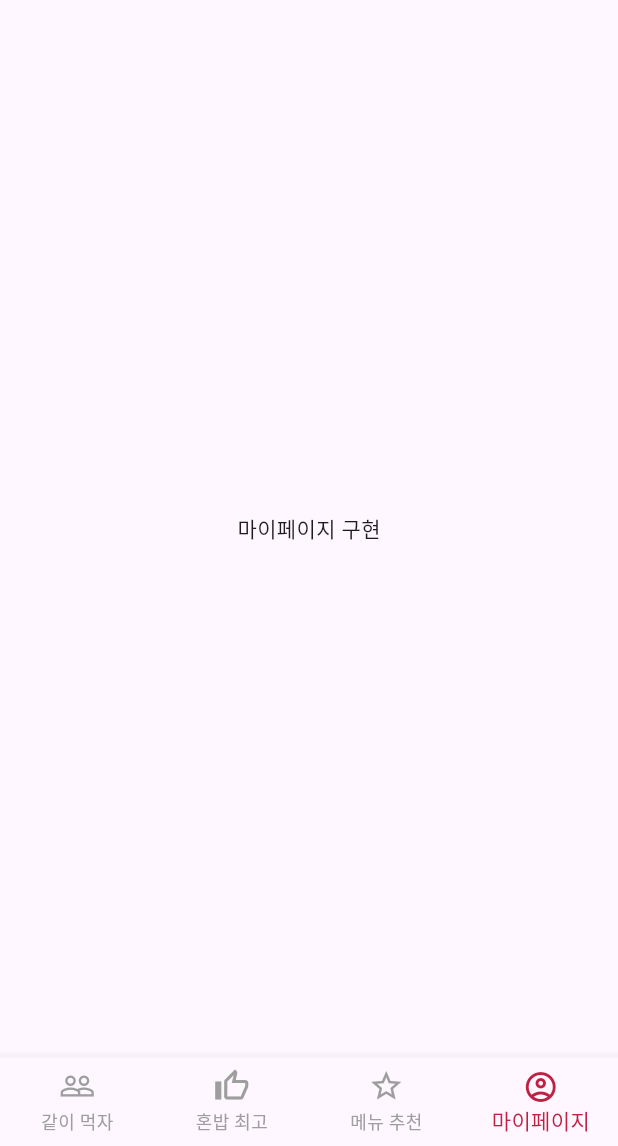
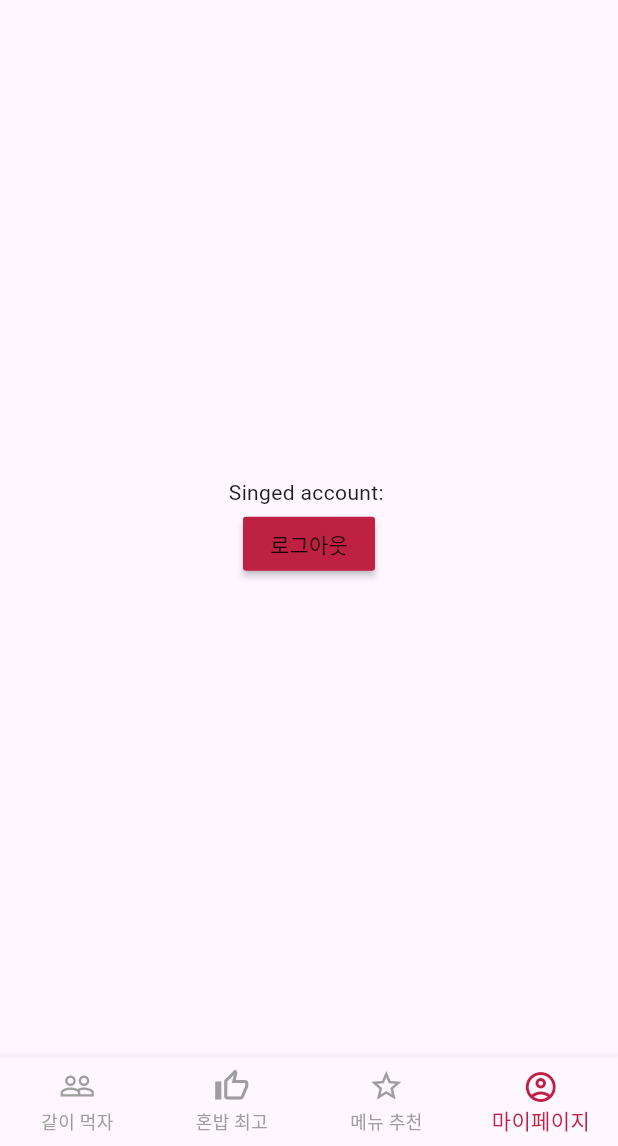
Before and after one commit to seoulsky-field/be_dining, a Flutter app: the MainTabWidget screen opened directly, item 4 of the bottom bar chosen, on a phone screen of 412 x 824 dp, the part 90-1236 px from its top. Run offline on Flutter 3.47's test engine with Material 3 defaults, Android fonts, the phone set to English and light mode, and no system bars; our stand-ins replace firebase_auth, firebase_core; accounts and stored records are empty; network calls fail.

Commit message:
Feat: connect Firebase when users try to login

```diff
--- /dev/null
+++ b/lib/logout.dart
@@ -0,0 +1,33 @@
+import 'package:firebase_auth/firebase_auth.dart';
+import 'package:flutter/material.dart';
+
+class MyPage extends StatefulWidget {
+  const MyPage({Key? key}) : super(key: key);
+
+  @override
+  State<MyPage> createState() => _MyPageState();
+}
+
+class _MyPageState extends State<MyPage> {
+  final _user = FirebaseAuth.instance.currentUser!;
+
+  @override
+  Widget build(BuildContext context) {
+    return Scaffold(
+      body: Center(
+        child: Column(
+          mainAxisAlignment: MainAxisAlignment.center,
+          children: [
+            Text('Singed account: ${_user.email!}'),
+            MaterialButton(onPressed: () {
+              FirebaseAuth.instance.signOut();
+            },
+              color: const Color(0xffbf2142),
+              child: const Text('로그아웃'),
+            )
+          ],
+        ),
+      ),
+    );
+  }
+}
--- a/lib/main_tab.dart
+++ b/lib/main_tab.dart
@@ -1,15 +1,28 @@
 import 'package:be_dining/roulette.dart';
+import 'package:firebase_auth/firebase_auth.dart';
 import 'package:flutter/material.dart';
 
-void main() => runApp(const MyApp());
+import 'login.dart';
+import 'logout.dart';
 
-class MyApp extends StatelessWidget {
-  const MyApp({Key? key}) : super(key: key);
+class MainTab extends StatelessWidget {
+  const MainTab({Key? key}) : super(key: key);
 
   @override
   Widget build(BuildContext context) {
-    return const MaterialApp(
-      home: MainTabWidget(),
+    return Scaffold(
+      body: StreamBuilder<User?>(
+          stream: FirebaseAuth.instance.authStateChanges(),
+          builder: (context, snapshot) {
+            if (snapshot.hasData) {
+              print(snapshot);
+              return MainTabWidget();
+            } else {
+              return LoginPage();
+            }
+          }
+      ),
+      // home: MainTabWidget(),
     );
   }
 }
@@ -22,7 +35,8 @@ class MainTabWidget extends StatefulWidget {
 }
 
 class MainTabWidgetState extends State<MainTabWidget> {
-// 탭을 이동할 때 쓸 변수!
+  final _user = FirebaseAuth.instance.currentUser;
+  // 탭을 이동할 때 쓸 변수!
   int _selectedIndex = 0;
 
   static const List<Widget> _widgetOptions = <Widget>[
@@ -33,9 +47,7 @@ class MainTabWidgetState extends State<MainTabWidget> {
       '혼밥 최고 구현',
     ),
     RecRoulette(),
-    Text(
-      '마이페이지 구현',
-    ),
+    MyPage()
   ];
 
   void _onItemTapped(int index) {
--- a/pubspec.yaml
+++ b/pubspec.yaml
@@ -38,6 +38,7 @@ dependencies:
   # Use with the CupertinoIcons class for iOS style icons.
   cupertino_icons: ^1.0.6
   firebase_core: ^3.0.0
+  firebase_auth: ^5.0.0
 
 dev_dependencies:
   flutter_test:
```
Also changed, not shown: lib/login.dart (+30 -37 lines), lib/main.dart (added, +25 -0 lines).
